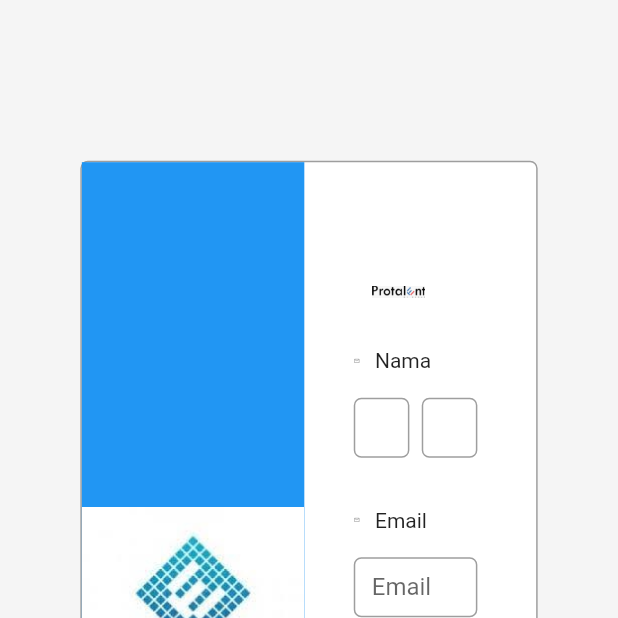
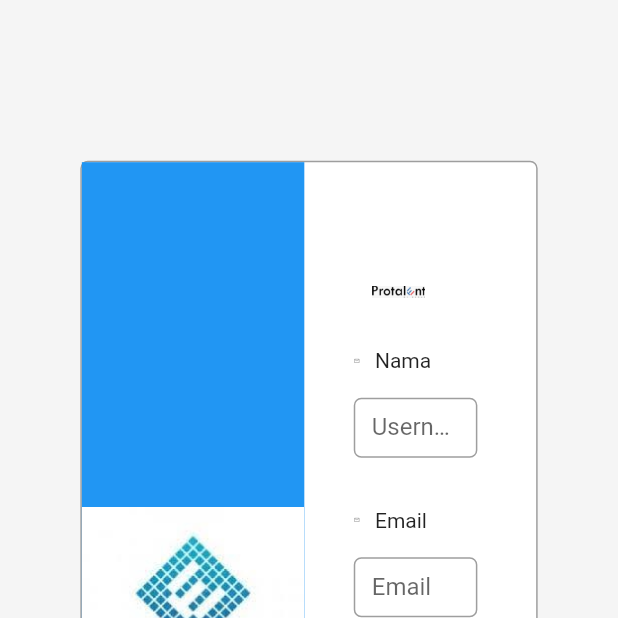
Before and after one commit to fahrur06/protalent, a Flutter app: the Register screen opened directly, on a phone screen of 412 x 824 dp, the top half of it. Run offline on Flutter 3.47's test engine with Material 2 defaults, Android fonts, the phone set to English and light mode, and no system bars; our stand-ins replace flip_card, google_fonts; missing offline and left inert: side_navigation.

Commit message:
protalent - Hapus nama belakang untuk register ganti username

```diff
--- a/lib/register.dart
+++ b/lib/register.dart
@@ -68,25 +68,11 @@ class _RegisterState extends State<Register> {
                       children: [
                         Container(
                           height: 40,
-                          width: screenSize.width*0.09,
+                          width: screenSize.width*0.2,
                           child: TextFormField(
                             textAlign: TextAlign.start,
                             decoration: InputDecoration(
-                              labelText: "Nama Depan",
-                              hintStyle: TextStyle(),
-                              border: OutlineInputBorder(
-                                  borderRadius: BorderRadius.circular(5.0)),
-                            ),
-                          ),
-                        ),
-                        SizedBox(width: screenSize.width*0.02,),
-                        Container(
-                          height: 40,
-                          width: screenSize.width*0.09,
-                          child: TextFormField(
-                            textAlign: TextAlign.start,
-                            decoration: InputDecoration(
-                              labelText: "Nama Belakang",
+                              labelText: "Username",
                               hintStyle: TextStyle(),
                               border: OutlineInputBorder(
                                   borderRadius: BorderRadius.circular(5.0)),
```
Also changed, not shown: 1 other file.
